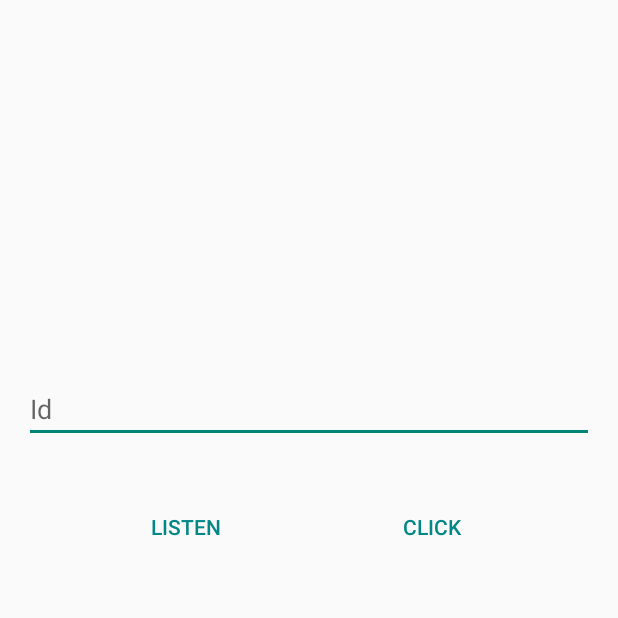
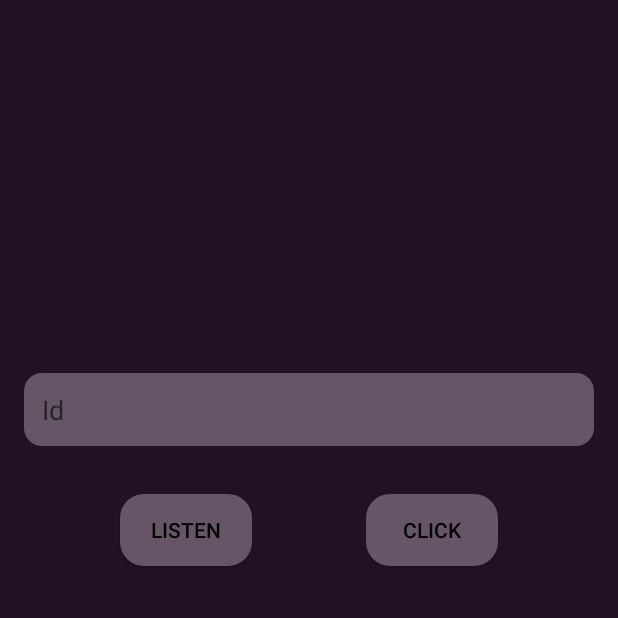
Before and after one commit to enjarai/clickrtraining-android, an Android app built with Jetpack Compose: the screen it shows after launch (MainActivity), on a phone screen of 412 x 824 dp, the top half of it. Run offline under Robolectric (Android 15) with nearby library versions, the phone set to English and light mode, and no system bars; libraries missing offline, so code that uses them is left out: okhttp3.dnsoverhttps; 2 statements that could not run were skipped.

Commit message:
Changed button and textbock background and text color and general text color to closer match the website

```diff
--- /dev/null
+++ b/src/main/res/drawable/button_background.xml
@@ -0,0 +1,6 @@
+<?xml version="1.0" encoding="utf-8"?>
+<shape xmlns:android="http://schemas.android.com/apk/res/android"
+    android:shape="rectangle">
+    <solid android:color="@color/interactable_background" />
+    <corners android:radius="16dp" />
+</shape>
--- /dev/null
+++ b/src/main/res/drawable/edittext_background.xml
@@ -0,0 +1,6 @@
+<?xml version="1.0" encoding="utf-8"?>
+<shape xmlns:android="http://schemas.android.com/apk/res/android"
+    android:shape="rectangle">
+    <solid android:color="@color/interactable_background" />
+    <corners android:radius="12dp" />
+</shape>
--- a/src/main/res/layout/activity_main.xml
+++ b/src/main/res/layout/activity_main.xml
@@ -4,8 +4,10 @@
     xmlns:tools="http://schemas.android.com/tools"
     android:layout_width="match_parent"
     android:layout_height="match_parent"
+    android:background="@color/background_color"
     tools:context=".MainActivity"
     tools:ignore="HardcodedText">
+
 
     <EditText
         android:id="@+id/idText"
@@ -14,6 +16,10 @@
         android:layout_marginStart="16dp"
         android:layout_marginEnd="16dp"
         android:hint="Id"
+        android:background="@drawable/edittext_background"
+        android:padding="12dp"
+        android:textColor="@color/black"
+        android:textColorHint="#262626"
         app:layout_constraintBottom_toBottomOf="parent"
         app:layout_constraintLeft_toLeftOf="parent"
         app:layout_constraintRight_toRightOf="parent"
@@ -22,27 +28,25 @@
 
     <Button
         android:id="@+id/clickButton"
-        style="@style/Widget.AppCompat.Button.Borderless"
         android:layout_width="wrap_content"
         android:layout_height="wrap_content"
         android:layout_marginTop="32dp"
         android:layout_marginEnd="64dp"
-        android:backgroundTint="@color/green_500"
+        android:background="@drawable/button_background"
         android:text="Click"
-        android:textColor="@color/teal_700"
+        android:textColor="@color/black"
         app:layout_constraintEnd_toEndOf="@+id/idText"
         app:layout_constraintTop_toBottomOf="@+id/idText" />
 
     <Button
         android:id="@+id/listenButton"
-        style="@style/Widget.AppCompat.Button.Borderless"
         android:layout_width="wrap_content"
         android:layout_height="wrap_content"
         android:layout_marginStart="64dp"
         android:layout_marginTop="32dp"
-        android:backgroundTint="@color/green_500"
+        android:background="@drawable/button_background"
         android:text="Listen"
-        android:textColor="@color/teal_700"
+        android:textColor="@color/black"
         app:layout_constraintStart_toStartOf="@+id/idText"
         app:layout_constraintTop_toBottomOf="@+id/idText" />
 
--- a/src/main/res/values/colors.xml
+++ b/src/main/res/values/colors.xml
@@ -8,4 +8,6 @@
     <color name="black">#FF000000</color>
     <color name="white">#FFFFFFFF</color>
     <color name="green_500">#4CAF50</color>
+    <color name="background_color">#221122</color>
+    <color name="interactable_background">#665566</color>
 </resources>
--- a/src/main/res/values/themes.xml
+++ b/src/main/res/values/themes.xml
@@ -1,5 +1,7 @@
 <?xml version="1.0" encoding="utf-8"?>
-<resources>
+<resources xmlns:tools="http://schemas.android.com/tools">
 
-    <style name="Theme.Clickertraining" parent="android:Theme.Material.Light.NoActionBar" />
+    <style name="Theme.Clickertraining" parent="android:Theme.Material.Light.NoActionBar" >
+        <item name="android:windowBackground">@color/background_color</item>
+    </style>
 </resources>
```
